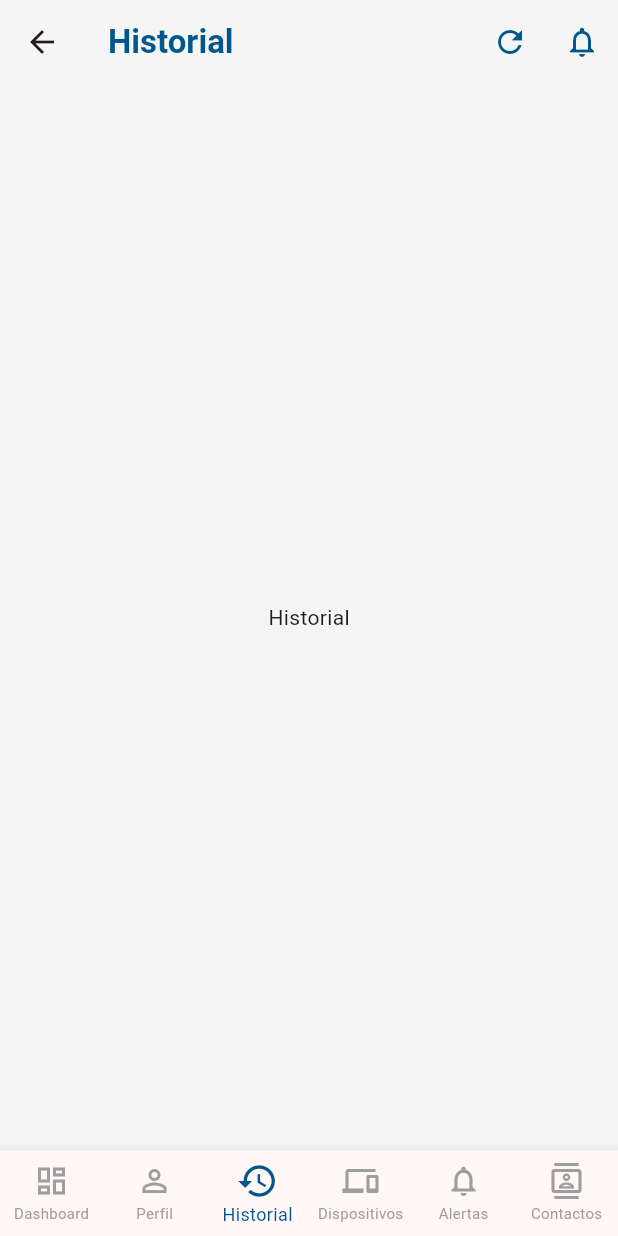
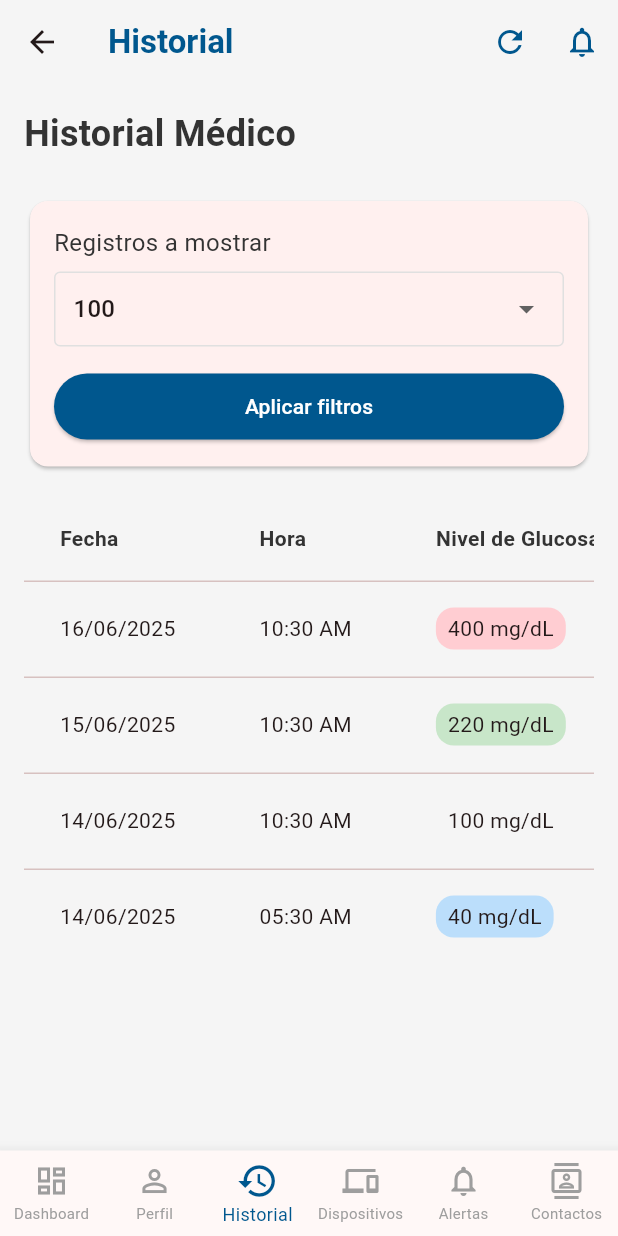
Before and after one commit to GlucoTeam-IoT/glucova-mobile-app, a Flutter app: the DashboardScreen screen opened by its route, item 3 of the bottom bar chosen, on a phone screen of 412 x 824 dp. Run offline on Flutter 3.47's test engine with Material 3 defaults, Android fonts, the phone set to English and light mode, and no system bars; our stand-ins replace shared_preferences; accounts and stored records are empty; network calls fail.

Commit message:
feat: add screen window

```diff
--- /dev/null
+++ b/lib/models/record.dart
@@ -0,0 +1,76 @@
+class Record {
+  final String id;
+  final DateTime date;
+  final String device;
+  final String description;
+  final int glucoseLevel;
+  final String status; // CRITICAL, HIGH, NORMAL, LOW, VERY LOW
+
+  Record({
+    required this.id,
+    required this.date,
+    required this.device,
+    required this.description,
+    required this.glucoseLevel,
+    required this.status,
+  });
+
+  factory Record.fromJson(Map<String, dynamic> json) {
+    // Extraer valores del JSON con manejo de nulos
+    final String idValue = json['_id'] ?? '';
+    final String dateStr = json['date'] ?? DateTime.now().toIso8601String();
+    final String deviceValue = json['device'] ?? '';
+
+    // Crear la descripción basada en el nivel y el estado
+    final int glucoseValue = json['glucoseLevel'] ?? 0;
+    final String statusValue = json['status'] ?? 'NORMAL';
+    final String descriptionValue = 'Glucose level ${statusValue.toLowerCase()}: $glucoseValue mg/dL';
+
+    return Record(
+      id: idValue,
+      date: DateTime.parse(dateStr),
+      device: deviceValue,
+      description: descriptionValue,
+      glucoseLevel: glucoseValue,
+      status: statusValue,
+    );
+  }
+
+  // Crear datos de ejemplo para pruebas
+  static List<Record> mockRecords() {
+    return [
+      Record(
+        id: '1',
+        date: DateTime.now().subtract(const Duration(days: 1)),
+        device: '5ba15a88-6afa-49c7-a848-3edd980c99d1',
+        description: 'Glucose level CRITICAL: 400 mg/dL',
+        glucoseLevel: 400,
+        status: 'CRITICAL',
+      ),
+      Record(
+        id: '2',
+        date: DateTime.now().subtract(const Duration(days: 2)),
+        device: '5ba15a88-6afa-49c7-a848-3edd980c99d1',
+        description: 'Glucose level HIGH: 220 mg/dL',
+        glucoseLevel: 220,
+        status: 'HIGH',
+      ),
+      Record(
+        id: '3',
+        date: DateTime.now().subtract(const Duration(days: 3)),
+        device: '5ba15a88-6afa-49c7-a848-3edd980c99d1',
+        description: 'Glucose level NORMAL: 100 mg/dL',
+        glucoseLevel: 100,
+        status: 'NORMAL',
+      ),
+      Record(
+        id: '4',
+        date: DateTime.now().subtract(const Duration(days: 3, hours: 5)),
+        device: '5ba15a88-6afa-49c7-a848-3edd980c99d1',
+        description: 'Glucose level VERY LOW: 40 mg/dL',
+        glucoseLevel: 40,
+        status: 'VERY LOW',
+      ),
+    ];
+  }
+}
--- a/lib/screens/dashboard_screen.dart
+++ b/lib/screens/dashboard_screen.dart
@@ -4,6 +4,7 @@ import '../utils/app_styles.dart';
 import '../models/health_metrics.dart';
 import '../models/alert.dart';
 import '../services/auth_service.dart';
+import 'history_screen.dart';
 
 class DashboardScreen extends StatefulWidget {
   const DashboardScreen({Key? key}) : super(key: key);
@@ -66,13 +67,12 @@ class _DashboardScreenState extends State<DashboardScreen> {
             },
           ),
         ],
-      ),
-      body: IndexedStack(
+      ),      body: IndexedStack(
         index: _selectedIndex,
         children: [
           _buildDashboard(),
           _buildProfileScreen(),
-          const Center(child: Text("Historial")),
+          const HistoryScreen(),
           const Center(child: Text("Dispositivos")),
           const Center(child: Text("Alertas")),
           const Center(child: Text("Contactos")),
--- /dev/null
+++ b/lib/screens/history_screen.dart
@@ -0,0 +1,262 @@
+import 'package:flutter/material.dart';
+import 'package:intl/intl.dart';
+import '../models/record.dart';
+import '../services/record_service.dart';
+import '../utils/app_colors.dart';
+
+class HistoryScreen extends StatefulWidget {
+  const HistoryScreen({Key? key}) : super(key: key);
+
+  @override
+  State<HistoryScreen> createState() => _HistoryScreenState();
+}
+
+class _HistoryScreenState extends State<HistoryScreen> {
+  final RecordService _recordService = RecordService();
+  List<Record> _records = [];
+  bool _isLoading = false;
+  bool _hasError = false;
+  String _errorMessage = '';
+
+  // Para el filtro de registros a mostrar
+  int _limitValue = 100;
+  final List<int> _availableLimits = [10, 25, 50, 100];
+
+  @override
+  void initState() {
+    super.initState();
+    _loadRecords();
+  }  Future<void> _loadRecords() async {
+    setState(() {
+      _isLoading = true;
+      _hasError = false;
+    });
+
+    try {
+      // Cargamos datos reales desde la API
+      print('DEBUG: Cargando registros con límite: $_limitValue');
+      final records = await _recordService.getRecords(limit: _limitValue);
+
+      // Si hay algún problema con la API, usa datos de ejemplo
+      if (records.isEmpty) {
+        print('DEBUG: No se obtuvieron registros, usando datos de ejemplo');
+        final mockRecords = Record.mockRecords();
+        setState(() {
+          _records = mockRecords;
+          _isLoading = false;
+        });
+        return;
+      }
+
+      setState(() {
+        _records = records;
+        _isLoading = false;
+      });
+      print('DEBUG: Cargados ${records.length} registros');
+    } catch (e) {
+      print('ERROR: Error al cargar registros: $e');
+
+      // Usar datos mock en caso de error
+      final mockRecords = Record.mockRecords();
+
+      setState(() {
+        _records = mockRecords;
+        _isLoading = false;
+        // No mostramos error al usuario, simplemente usamos datos de ejemplo
+        // _hasError = true;
+        // _errorMessage = 'Error al cargar registros: $e';
+      });
+      print('DEBUG: Usando ${mockRecords.length} registros de ejemplo');
+    }
+  }
+
+  @override
+  Widget build(BuildContext context) {
+    return Scaffold(
+      backgroundColor: Colors.grey[100],
+      body: _isLoading
+          ? const Center(child: CircularProgressIndicator())
+          : _hasError
+              ? _buildErrorView()
+              : _buildHistoryView(),
+    );
+  }
+
+  Widget _buildErrorView() {
+    return Center(
+      child: Column(
+        mainAxisAlignment: MainAxisAlignment.center,
+        children: [
+          const Icon(Icons.error_outline, color: Colors.red, size: 48),
+          const SizedBox(height: 16),
+          Text(
+            'Error al cargar los datos',
+            style: const TextStyle(fontSize: 18, fontWeight: FontWeight.bold),
+          ),
+          const SizedBox(height: 8),
+          Text(_errorMessage),
+          const SizedBox(height: 16),
+          ElevatedButton(
+            onPressed: _loadRecords,
+            style: ElevatedButton.styleFrom(
+              backgroundColor: AppColors.primaryBlue,
+              foregroundColor: Colors.white,
+            ),
+            child: const Text('Reintentar'),
+          ),
+        ],
+      ),
+    );
+  }
+
+  Widget _buildHistoryView() {
+    return SingleChildScrollView(
+      child: Padding(
+        padding: const EdgeInsets.all(16.0),
+        child: Column(
+          crossAxisAlignment: CrossAxisAlignment.start,
+          children: [
+            Text(
+              'Historial Médico',
+              style: const TextStyle(
+                fontSize: 24,
+                fontWeight: FontWeight.bold,
+                color: AppColors.textDark,
+              ),
+            ),
+            const SizedBox(height: 24),
+
+            // Filtros
+            Card(
+              elevation: 1,
+              child: Padding(
+                padding: const EdgeInsets.all(16.0),
+                child: Column(
+                  crossAxisAlignment: CrossAxisAlignment.start,
+                  children: [
+                    Text(
+                      'Registros a mostrar',
+                      style: const TextStyle(
+                        fontSize: 16,
+                        color: AppColors.textDark,
+                      ),
+                    ),
+                    const SizedBox(height: 8),
+                    Container(
+                      decoration: BoxDecoration(
+                        border: Border.all(color: Colors.grey.shade300),
+                        borderRadius: BorderRadius.circular(4),
+                      ),
+                      padding: const EdgeInsets.symmetric(horizontal: 12),
+                      child: DropdownButton<int>(
+                        value: _limitValue,
+                        isExpanded: true,
+                        underline: Container(),
+                        onChanged: (value) {
+                          if (value != null && value != _limitValue) {
+                            setState(() {
+                              _limitValue = value;
+                            });
+                            _loadRecords();
+                          }
+                        },
+                        items: _availableLimits.map((limit) {
+                          return DropdownMenuItem<int>(
+                            value: limit,
+                            child: Text('$limit'),
+                          );
+                        }).toList(),
+                      ),
+                    ),
+                    const SizedBox(height: 16),
+                    // Aquí podrías agregar más filtros en el futuro
+                    SizedBox(
+                      width: double.infinity,
+                      child: ElevatedButton(
+                        onPressed: _loadRecords,
+                        style: ElevatedButton.styleFrom(
+                          backgroundColor: AppColors.primaryBlue,
+                          foregroundColor: Colors.white,
+                          padding: const EdgeInsets.symmetric(vertical: 12),
+                        ),
+                        child: const Text('Aplicar filtros'),
+                      ),
+                    ),
+                  ],
+                ),
+              ),
+            ),
+            const SizedBox(height: 16),
+
+            // Tabla de registros
+            _buildRecordsTable(),
+          ],
+        ),
+      ),
+    );
+  }
+
+  Widget _buildRecordsTable() {
+    if (_records.isEmpty) {
+      return const Center(
+        child: Padding(
+          padding: EdgeInsets.all(24.0),
+          child: Text(
+            'No hay registros disponibles',
+            style: TextStyle(fontSize: 16, color: AppColors.textLight),
+          ),
+        ),
+      );
+    }
+
+    return SingleChildScrollView(
+      scrollDirection: Axis.horizontal,
+      child: DataTable(
+        headingTextStyle: const TextStyle(
+          fontWeight: FontWeight.bold,
+          color: AppColors.textDark,
+        ),
+        dataRowMinHeight: 48,
+        dataRowMaxHeight: 64,        columns: const [
+          DataColumn(label: Text('Fecha')),
+          DataColumn(label: Text('Hora')),
+          DataColumn(label: Text('Nivel de Glucosa')),
+        ],
+        rows: _records.map((record) {
+          final dateFormat = DateFormat('dd/MM/yyyy');
+          final timeFormat = DateFormat('HH:mm a');
+
+          // Tratamiento para el color según el nivel de glucosa
+          final Color levelColor;
+
+          if (record.status == 'CRITICAL') {
+            levelColor = Colors.red.shade100;
+          } else if (record.status == 'HIGH') {
+            levelColor = Colors.green.shade100;
+          } else if (record.status == 'VERY LOW') {
+            levelColor = Colors.blue.shade100;
+          } else {
+            levelColor = Colors.grey.shade100;
+          }
+
+          return DataRow(
+            cells: [
+              DataCell(Text(dateFormat.format(record.date))),
+              DataCell(Text(timeFormat.format(record.date))),
+              DataCell(
+                Container(
+                  padding: const EdgeInsets.symmetric(horizontal: 8, vertical: 4),
+                  decoration: BoxDecoration(
+                    color: levelColor,
+                    borderRadius: BorderRadius.circular(12),
+                  ),
+                  child: Text('${record.glucoseLevel} mg/dL'),
+                ),
+              ),
+            ],
+          );
+        }).toList(),
+      ),
+    );
+  }
+}
--- a/pubspec.yaml
+++ b/pubspec.yaml
@@ -32,11 +32,11 @@ dependencies:
     sdk: flutter
 
   # The following adds the Cupertino Icons font to your application.
-  # Use with the CupertinoIcons class for iOS style icons.
-  cupertino_icons: ^1.0.8
+  # Use with the CupertinoIcons class for iOS style icons.  cupertino_icons: ^1.0.8
   flutter_svg: ^2.0.9
   http: ^1.4.0
   shared_preferences: ^2.5.3
+  intl: ^0.19.0
 
 dev_dependencies:
   flutter_test:
```
Also changed, not shown: lib/services/record_service.dart (added, +44 -0 lines), pubspec.lock.
